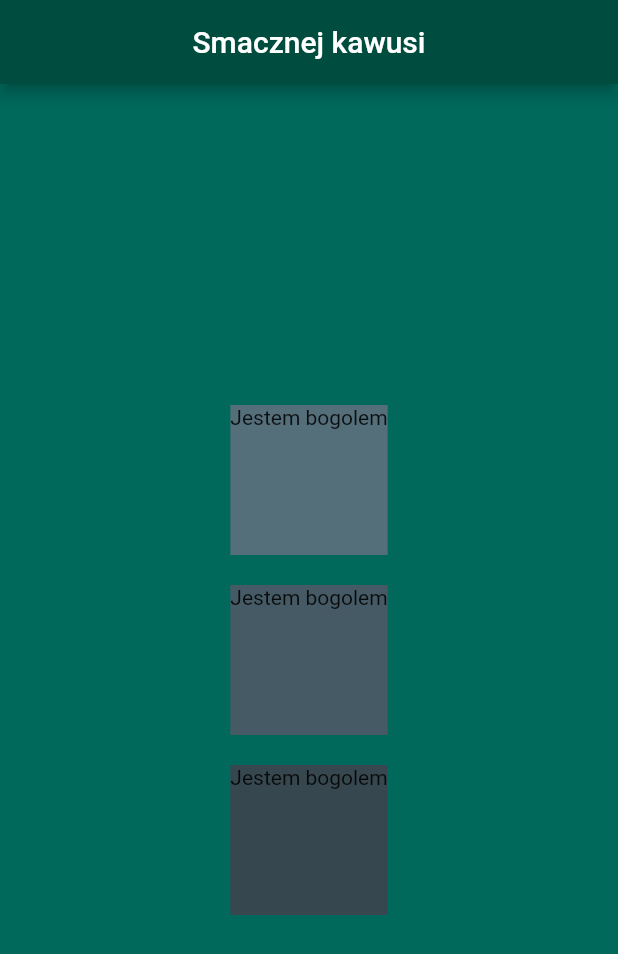
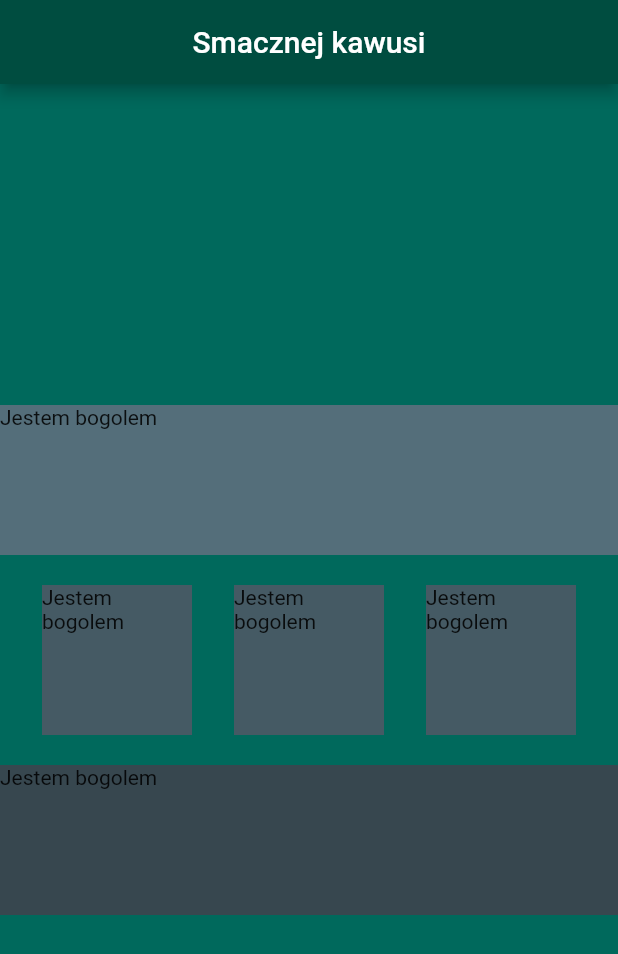
Before and after one commit to KubaSiwiec/i-am-rich-flutter-tutorial, a Flutter app: the screen it shows after launch, on a phone screen of 412 x 824 dp. Shown: the top 954 px of the screen. Run offline on Flutter 3.47's test engine with Material 2 defaults, Android fonts, the light colour scheme and no system bars.

Commit message:
Play with rows

```diff
--- a/lib/main.dart
+++ b/lib/main.dart
@@ -1,3 +1,4 @@
+import 'package:flutter/cupertino.dart';
 import 'package:flutter/material.dart';
 
 void main() {
@@ -17,9 +18,9 @@ class MyApp extends StatelessWidget {
           title: Text("Smacznej kawusi"),
         ),
         body: SafeArea(
-          child: Center(
             child: Column(
               mainAxisAlignment: MainAxisAlignment.center,
+              crossAxisAlignment: CrossAxisAlignment.stretch,
               children: <Widget>[
                 Container(
                     height: 100,
@@ -29,10 +30,28 @@ class MyApp extends StatelessWidget {
                 SizedBox(
                   height: 20,
                 ),
-                Container(
-                    height: 100,
-                    child: Text("Jestem bogolem"),
-                    color: Colors.blueGrey[700]
+                Row(
+                  mainAxisAlignment: MainAxisAlignment.spaceEvenly,
+                  children: <Widget> [
+                    Container(
+                        height: 100,
+                        width: 100,
+                        child: Text("Jestem bogolem"),
+                        color: Colors.blueGrey[700]
+                    ),
+                    Container(
+                        height: 100,
+                        width: 100,
+                        child: Text("Jestem bogolem"),
+                        color: Colors.blueGrey[700]
+                    ),
+                    Container(
+                        height: 100,
+                        width: 100,
+                        child: Text("Jestem bogolem"),
+                        color: Colors.blueGrey[700]
+                    ),
+                  ]
                 ),
                 SizedBox(
                   height: 20,
@@ -42,10 +61,12 @@ class MyApp extends StatelessWidget {
                     child: Text("Jestem bogolem"),
                     color: Colors.blueGrey[800]
                 ),
+                Container(
+                    width: double.infinity
+                ),
               ]
             ),
           ),
-        ),
       ),
     );
   }
```
